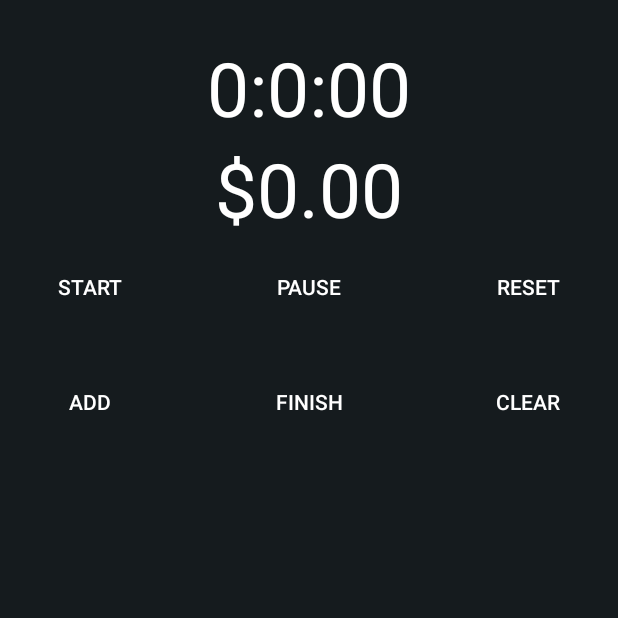
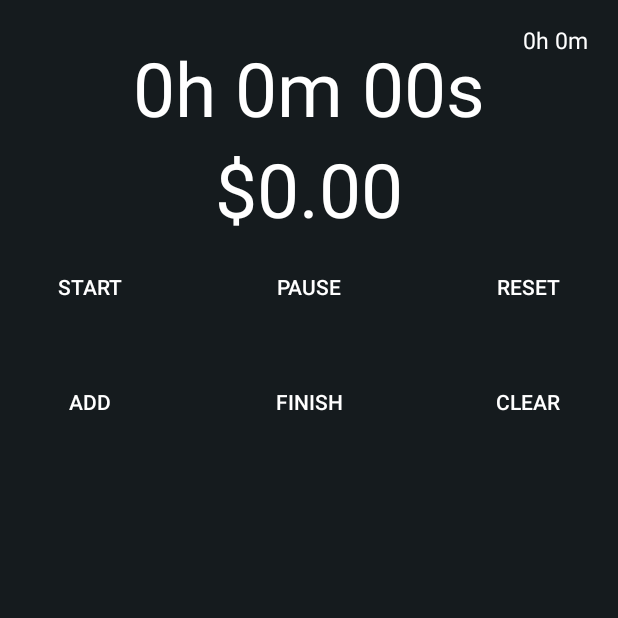
Before and after one commit to MBarrett1/Work_Time, an Android app: the screen it shows after launch (MainActivity), on a phone screen of 412 x 824 dp, the top half of it. Run offline under Robolectric (Android 15) with nearby library versions, the phone set to English and light mode, and no system bars.

Commit message:
Total time implemented, NOTE: not complete

```diff
--- a/app/src/main/java/com/example/worktime/MainActivity.java
+++ b/app/src/main/java/com/example/worktime/MainActivity.java
@@ -22,10 +22,13 @@ import java.util.ArrayList;
 
 public class MainActivity extends AppCompatActivity {
 
+    int totalMinutes;
+
     ArrayList<String> times;
 
     TextView textView ;
     TextView moneyView;
+    TextView totalTimeView;
 
     Button start, pause, reset, lap, clear, add ;
 
@@ -50,6 +53,8 @@ public class MainActivity extends AppCompatActivity {
 
         textView = (TextView)findViewById(R.id.textView);
         moneyView = (TextView)findViewById(R.id.moneyView);
+        totalTimeView = (TextView)findViewById(R.id.totalTimeView);
+
         start = (Button)findViewById(R.id.button);
         pause = (Button)findViewById(R.id.button2);
         reset = (Button)findViewById(R.id.button3);
@@ -124,7 +129,7 @@ public class MainActivity extends AppCompatActivity {
                 Minutes = 0;
                 MilliSeconds = 0;
 
-                textView.setText("0:0:00");
+                textView.setText("0h 0m 00s");
                 moneyView.setText("$0.00");
 
 //                ListElementsArrayList.clear();
@@ -139,6 +144,7 @@ public class MainActivity extends AppCompatActivity {
             public void onClick(View view) {
 
                 clearData();
+                totalTimeView.setText( "0h 0m" );
 
             }
         });
@@ -170,14 +176,19 @@ public class MainActivity extends AppCompatActivity {
     }
 
     private void saveData() {
-        times.add(textView.getText().toString());
+        times.add( String.valueOf(Hours) + "h " + String.valueOf(Minutes) + "m" );
         adapter.notifyDataSetChanged();
+
+        totalMinutes += UpdateTime;
+        int time = (int) (totalMinutes / 60000);
+        totalTimeView.setText( "" + time/60 + "h " + time%60 + "m " );
 
         SharedPreferences sharedPreferences = getSharedPreferences("shared preferences", MODE_PRIVATE);
         SharedPreferences.Editor editor = sharedPreferences.edit();
         Gson gson = new Gson();
         String json = gson.toJson(times);
         editor.putString("task list", json);
+        editor.putInt("total time", totalMinutes);
         editor.apply();
     }
 
@@ -187,6 +198,10 @@ public class MainActivity extends AppCompatActivity {
         String json = sharedPreferences.getString("task list", null);
         Type type = new TypeToken<ArrayList<String>>() {}.getType();
         times = gson.fromJson(json, type);
+
+        int tempTotTime = sharedPreferences.getInt("total time", -1);
+        int time = (int) (tempTotTime / 60000);
+        totalTimeView.setText( "" + time/60 + "h " + time%60 + "m " );
 
         if (times == null){
             times = new ArrayList<>();
@@ -228,8 +243,8 @@ public class MainActivity extends AppCompatActivity {
 //                    + String.format("%02d", Seconds) + ":"
 //                    + String.format("%03d", MilliSeconds));
 
-            textView.setText("" + Hours + ":" + Minutes + ":"
-                    + String.format("%02d", Seconds) );
+            textView.setText("" + Hours + "h " + Minutes + "m "
+                    + String.format("%02d", Seconds) + "s" );
 
             int moneyTime = (int) (UpdateTime / 1800);
 
@@ -238,6 +253,9 @@ public class MainActivity extends AppCompatActivity {
 
             moneyView.setText("" + "$"+ dollars + "." + cents );
 
+//            totalTime = "" + Hours + "h " + Minutes + "m ";
+//            totalTimeView.setText( totalTime );
+
             handler.postDelayed(this, 0);
         }
 
--- a/app/src/main/res/layout/activity_main.xml
+++ b/app/src/main/res/layout/activity_main.xml
@@ -12,15 +12,25 @@
     android:background="#151B1E">
 
     <TextView
-        android:id="@+id/textView"
+    android:id="@+id/textView"
+    android:layout_width="wrap_content"
+    android:layout_height="wrap_content"
+    android:layout_above="@+id/moneyView"
+    android:layout_centerHorizontal="true"
+    android:layout_marginBottom="-76dp"
+    android:text="0h 0m 00s"
+    android:textColor="#FFFFFF"
+    android:textSize="50dp" />
+
+    <TextView
+        android:id="@+id/totalTimeView"
         android:layout_width="wrap_content"
         android:layout_height="wrap_content"
-        android:layout_above="@+id/moneyView"
-        android:layout_centerHorizontal="true"
-        android:layout_marginBottom="-76dp"
-        android:text="0:0:00"
+        android:layout_alignParentEnd="true"
+        android:layout_alignParentTop="true"
+        android:text="0h 0m"
         android:textColor="#FFFFFF"
-        android:textSize="50dp" />
+        android:textSize="15dp" />
 
     <TextView
         android:id="@+id/moneyView"
@@ -98,7 +108,7 @@
     <ListView
         android:id="@+id/listview1"
         android:layout_width="match_parent"
-        android:layout_height="255dp"
+        android:layout_height="360dp"
         android:layout_below="@+id/button4"
         android:layout_centerHorizontal="true"
         android:layout_marginTop="4dp" />
```
